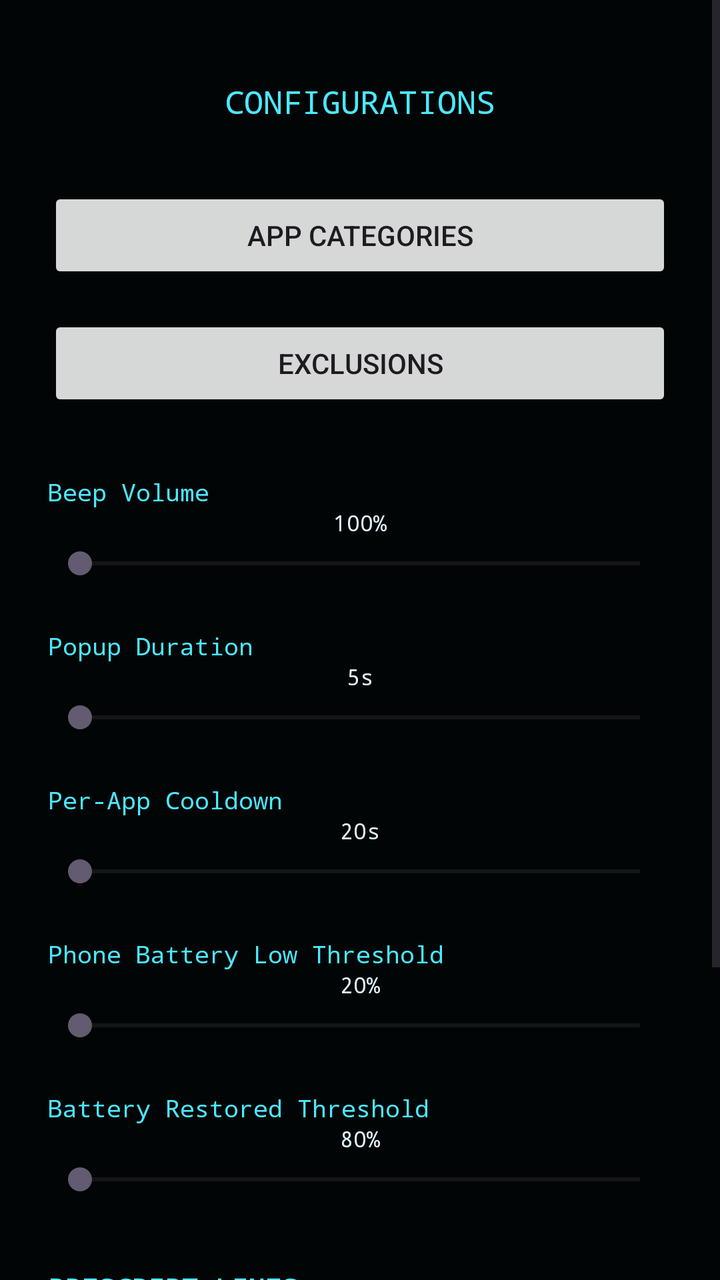
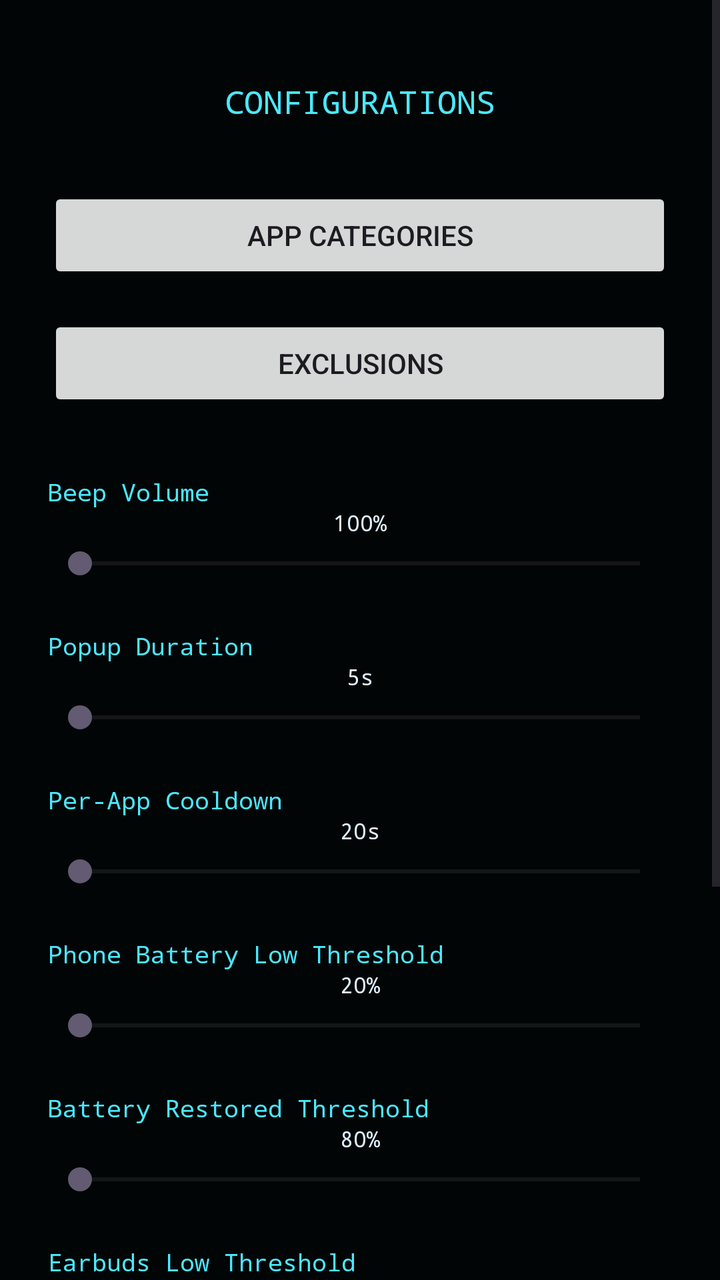

The first picture is an Android layout as it rendered before a commit; the second is the same layout after the commit. The layout source and the unified diff follow.
<!-- AndroidManifest.xml: application theme Theme.PrescriptBeeper -->
<!-- res/layout/activity_configurations.xml -->
<?xml version="1.0" encoding="utf-8"?>
<ScrollView xmlns:android="http://schemas.android.com/apk/res/android"
    android:layout_width="match_parent"
    android:layout_height="match_parent"
    android:fitsSystemWindows="true"
    android:background="#020505">

    <LinearLayout
        android:layout_width="match_parent"
        android:layout_height="wrap_content"
        android:orientation="vertical"
        android:gravity="center_horizontal"
        android:padding="24dp">

        <TextView
            android:layout_width="wrap_content"
            android:layout_height="wrap_content"
            android:text="CONFIGURATIONS"
            android:textColor="#4be8ff"
            android:textSize="16sp"
            android:fontFamily="monospace"
            android:layout_marginTop="16dp"
            android:layout_marginBottom="32dp" />

        <Button
            android:id="@+id/btnAppCategories"
            android:layout_width="match_parent"
            android:layout_height="wrap_content"
            android:text="App Categories"
            android:layout_marginBottom="16dp" />

        <Button
            android:id="@+id/btnExclusions"
            android:layout_width="match_parent"
            android:layout_height="wrap_content"
            android:text="Exclusions"
            android:layout_marginBottom="32dp" />


        <TextView
            android:layout_width="match_parent"
            android:layout_height="wrap_content"
            android:text="Beep Volume"
            android:textColor="#4be8ff"
            android:textSize="12sp"
            android:fontFamily="monospace" />

        <TextView
            android:id="@+id/tvVolumeValue"
            android:layout_width="match_parent"
            android:layout_height="wrap_content"
            android:text="100%"
            android:textColor="#dff1ff"
            android:textSize="11sp"
            android:fontFamily="monospace"
            android:gravity="center"
            android:layout_marginBottom="4dp" />

        <SeekBar
            android:id="@+id/seekBarVolume"
            android:layout_width="match_parent"
            android:layout_height="wrap_content"
            android:max="100" />

        <TextView
            android:layout_width="match_parent"
            android:layout_height="wrap_content"
            android:text="Popup Duration"
            android:textColor="#4be8ff"
            android:textSize="12sp"
            android:fontFamily="monospace"
            android:layout_marginTop="24dp" />

        <TextView
            android:id="@+id/tvDurationValue"
            android:layout_width="match_parent"
            android:layout_height="wrap_content"
            android:text="5s"
            android:textColor="#dff1ff"
            android:textSize="11sp"
            android:fontFamily="monospace"
            android:gravity="center"
            android:layout_marginBottom="4dp" />

        <SeekBar
            android:id="@+id/seekBarDuration"
            android:layout_width="match_parent"
            android:layout_height="wrap_content"
            android:max="15" />

        <TextView
            android:layout_width="match_parent"
            android:layout_height="wrap_content"
            android:text="Per-App Cooldown"
            android:textColor="#4be8ff"
            android:textSize="12sp"
            android:fontFamily="monospace"
            android:layout_marginTop="24dp" />

        <TextView
            android:id="@+id/tvCooldownValue"
            android:layout_width="match_parent"
            android:layout_height="wrap_content"
            android:text="20s"
            android:textColor="#dff1ff"
            android:textSize="11sp"
            android:fontFamily="monospace"
            android:gravity="center"
            android:layout_marginBottom="4dp" />

        <SeekBar
            android:id="@+id/seekBarCooldown"
            android:layout_width="match_parent"
            android:layout_height="wrap_content"
            android:max="20" />

        <TextView
            android:layout_width="match_parent"
            android:layout_height="wrap_content"
            android:text="Phone Battery Low Threshold"
            android:textColor="#4be8ff"
            android:textSize="12sp"
            android:fontFamily="monospace"
            android:layout_marginTop="24dp" />

        <TextView
            android:id="@+id/tvBatteryThresholdValue"
            android:layout_width="match_parent"
            android:layout_height="wrap_content"
            android:text="20%"
            android:textColor="#dff1ff"
            android:textSize="11sp"
            android:fontFamily="monospace"
            android:gravity="center"
            android:layout_marginBottom="4dp" />

        <SeekBar
            android:id="@+id/seekBarBatteryThreshold"
            android:layout_width="match_parent"
            android:layout_height="wrap_content"
            android:max="35" />

        <TextView
            android:layout_width="match_parent"
            android:layout_height="wrap_content"
            android:text="Battery Restored Threshold"
            android:textColor="#4be8ff"
            android:textSize="12sp"
            android:fontFamily="monospace"
            android:layout_marginTop="24dp" />

        <TextView
            android:id="@+id/tvBatteryRestoredValue"
            android:layout_width="match_parent"
            android:layout_height="wrap_content"
            android:text="80%"
            android:textColor="#dff1ff"
            android:textSize="11sp"
            android:fontFamily="monospace"
            android:gravity="center"
            android:layout_marginBottom="4dp" />

        <SeekBar
            android:id="@+id/seekBarBatteryRestored"
            android:layout_width="match_parent"
            android:layout_height="wrap_content"
            android:max="50" />

        <TextView
            android:layout_width="match_parent"
            android:layout_height="wrap_content"
            android:text="PRESCRIPT LINES"
            android:textColor="#4be8ff"
            android:textSize="14sp"
            android:textStyle="bold"
            android:fontFamily="monospace"
            android:layout_marginTop="36dp"
            android:layout_marginBottom="12dp" />

        <Spinner
            android:id="@+id/spinnerCategory"
            android:layout_width="match_parent"
            android:layout_height="wrap_content"
            android:layout_marginBottom="12dp" />

        <EditText
            android:id="@+id/etNewLine"
            android:layout_width="match_parent"
            android:layout_height="wrap_content"
            android:hint="Type a new line..."
            android:textColor="#dff1ff"
            android:textColorHint="#5c6975"
            android:fontFamily="monospace"
            android:layout_marginBottom="8dp" />

        <Button
            android:id="@+id/btnAddLine"
            android:layout_width="match_parent"
            android:layout_height="wrap_content"
            android:text="Add Line"
            android:layout_marginBottom="24dp" />

        <LinearLayout
            android:id="@+id/customLinesContainer"
            android:layout_width="match_parent"
            android:layout_height="wrap_content"
            android:orientation="vertical" />

    </LinearLayout>

</ScrollView>
<!-- resources referenced by this layout -->
<resources>
  <style name="Theme.PrescriptBeeper" parent="Base.Theme.PrescriptBeeper">
          <item name="materialButtonStyle">@style/Widget.PrescriptBeeper.Button</item>
      </style>
  <style name="Base.Theme.PrescriptBeeper" parent="Theme.Material3.DayNight.NoActionBar">
          
      </style>
  <style name="Widget.PrescriptBeeper.Button" parent="Widget.Material3.Button.OutlinedButton">
          <item name="backgroundTint">#10181c</item>
          <item name="strokeColor">#35d7f0</item>
          <item name="strokeWidth">2dp</item>
          <item name="cornerRadius">8dp</item>
          <item name="android:textColor">#4be8ff</item>
          <item name="android:fontFamily">monospace</item>
          <item name="android:textAllCaps">false</item>
          <item name="android:paddingTop">14dp</item>
          <item name="android:paddingBottom">14dp</item>
      </style>
</resources>

<!-- the commit's change to res/layout/activity_configurations.xml (unified diff, before → after) -->
@@ -169,6 +169,32 @@
         <TextView
             android:layout_width="match_parent"
             android:layout_height="wrap_content"
+            android:text="Earbuds Low Threshold"
+            android:textColor="#4be8ff"
+            android:textSize="12sp"
+            android:fontFamily="monospace"
+            android:layout_marginTop="24dp" />
+
+        <TextView
+            android:id="@+id/tvEarbudsThresholdValue"
+            android:layout_width="match_parent"
+            android:layout_height="wrap_content"
+            android:text="30%"
+            android:textColor="#dff1ff"
+            android:textSize="11sp"
+            android:fontFamily="monospace"
+            android:gravity="center"
+            android:layout_marginBottom="4dp" />
+
+        <SeekBar
+            android:id="@+id/seekBarEarbudsThreshold"
+            android:layout_width="match_parent"
+            android:layout_height="wrap_content"
+            android:max="40" />
+
+        <TextView
+            android:layout_width="match_parent"
+            android:layout_height="wrap_content"
             android:text="PRESCRIPT LINES"
             android:textColor="#4be8ff"
             android:textSize="14sp"
